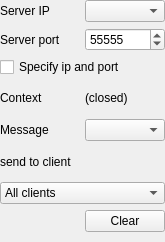
Old version of the form src/toolsui/SAKSocketServerToolUi.ui in the repository x-tools-author/x-tools.
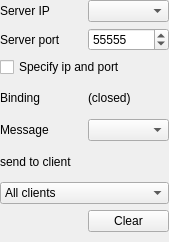
New version of the form. Custom widgets are drawn as their Qt base class.

Patch:
```diff
--- a/src/toolsui/SAKSocketServerToolUi.ui
+++ b/src/toolsui/SAKSocketServerToolUi.ui
@@ -6,7 +6,7 @@
    <rect>
     <x>0</x>
     <y>0</y>
-    <width>165</width>
+    <width>169</width>
     <height>242</height>
    </rect>
   </property>
@@ -82,7 +82,7 @@
    <item row="3" column="0">
     <widget class="QLabel" name="label_4">
      <property name="text">
-      <string>Context</string>
+      <string>Binding</string>
      </property>
     </widget>
    </item>
```
Left out of the diff: 4 changed lines with no effect on the pictures.
